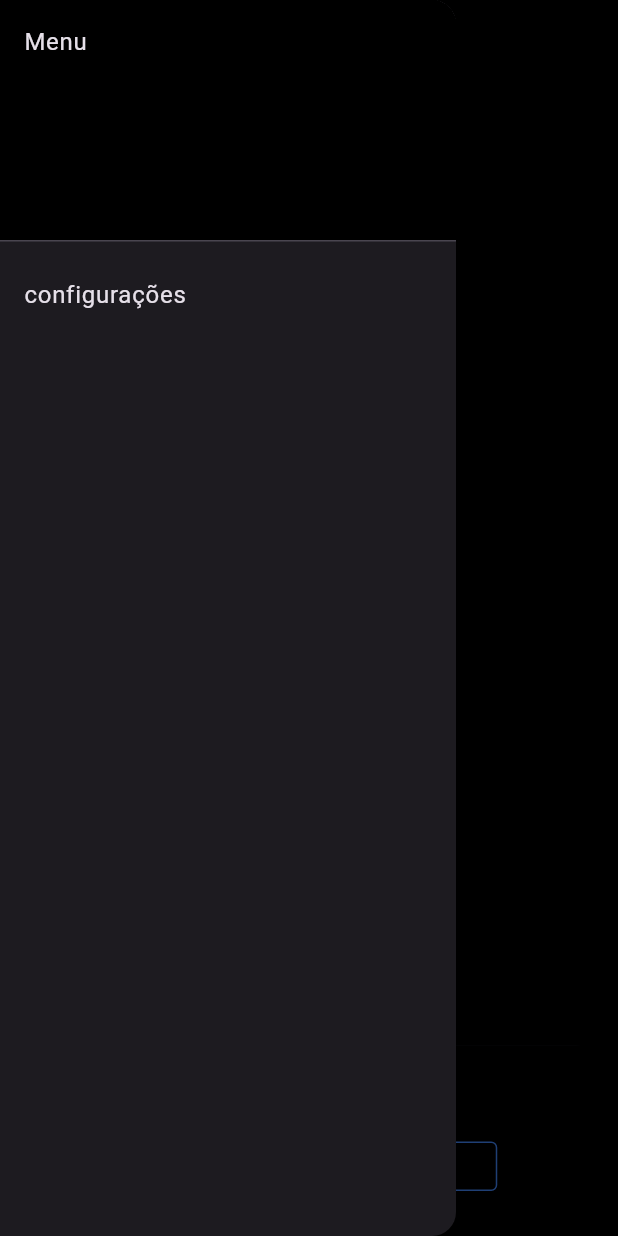
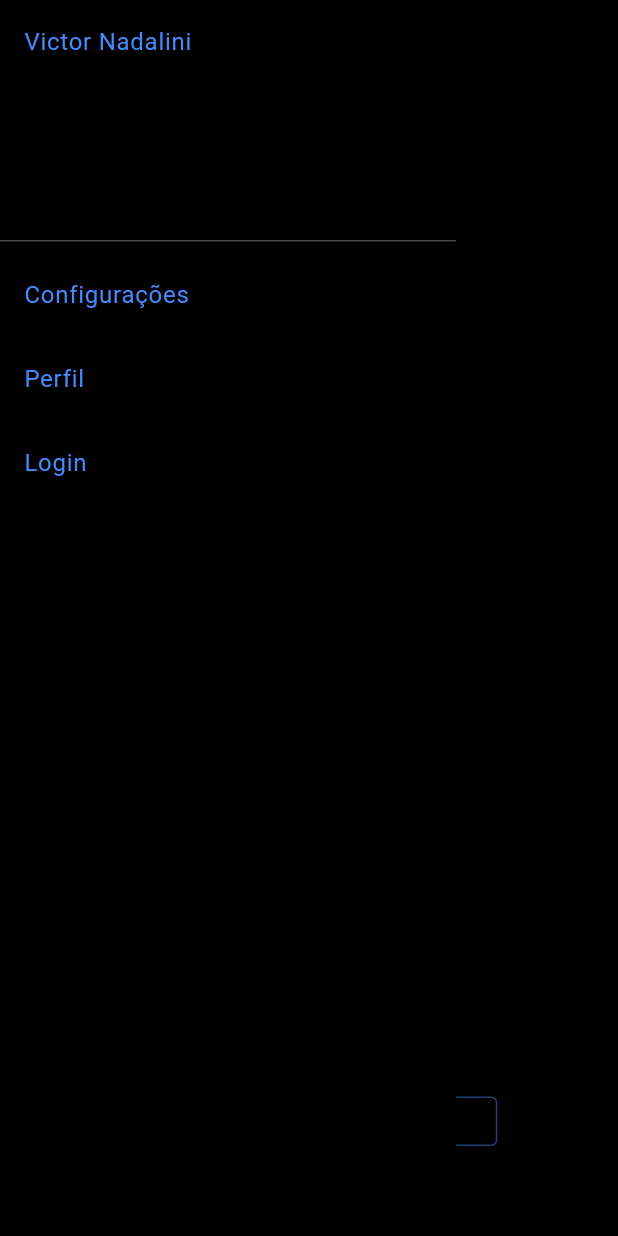
Before and after one commit to victor-nadalini/Routina, a Flutter app: the HomeScreen screen opened by its route, with the side drawer open, on a phone screen of 412 x 824 dp. Run offline on Flutter 3.47's test engine with Material 3 defaults, Android fonts, the phone set to English and light mode, and no system bars; our stand-ins replace hive, logger; accounts and stored records are empty.

Commit message:
polimento e novas atualizações

```diff
--- a/lib/controllers/task_controller.dart
+++ b/lib/controllers/task_controller.dart
@@ -93,4 +93,8 @@ class TaskController {
 
     taskBoxConcluidas.putAt(id, updateTask);
   }
+
+  void planoB() {
+
+  }
 }
--- a/lib/screens/home_screen.dart
+++ b/lib/screens/home_screen.dart
@@ -48,18 +48,34 @@ class _HomeScreenState extends State<HomeScreen> {
         ),
       ),
       drawer: Drawer(
+        backgroundColor: Colors.black,
         child: ListView(
+
           padding: EdgeInsets.zero,
           children: [
             const DrawerHeader(
               decoration: BoxDecoration(color: Colors.black),
-              child: Text("Menu"),
+              child: Text("Victor Nadalini", style: TextStyle(color: Colors.blueAccent),),
             ),
-
             ListTile(
-              title: const Text("configurações"),
+              title: const Text("Configurações"),
+              textColor: Colors.blueAccent,
               onTap: () {
                 Navigator.pop(context);
+              },
+            ),
+            ListTile(
+              title: const Text("Perfil"),
+              textColor: Colors.blueAccent,
+              onTap: () {
+                Navigator.pop(context);
+              },
+            ),
+            ListTile(
+              title: const Text("Login"),
+              textColor: Colors.blueAccent,
+              onTap: () {
+                Navigator.pushReplacementNamed(context, '/change');
               },
             ),
           ],
@@ -315,13 +331,12 @@ class _HomeScreenState extends State<HomeScreen> {
       bottomSheet: Container(
         color: Colors.black,
         child: Padding(
-          padding: EdgeInsets.only(bottom: 30),
+          padding: EdgeInsets.only(bottom: 60),
           child: Column(
             mainAxisSize: MainAxisSize.min,
             children: [
               ElevatedButton(
                 onPressed: () {
-                  Navigator.pushReplacementNamed(context, '/change');
                   logger.d("gera lista de plano b");
                 },
                 style: ElevatedButton.styleFrom(
```
Also changed, not shown: lib/screens/config.dart (added), lib/screens/perfil.dart (added).
